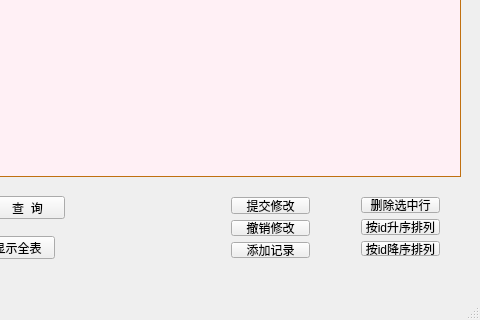
This is mainwindow.ui in TommyLee96/flight-management as Qt 5 draws it before an edit; both pictures show x 260 to 740 and y 165 to 485 of the 740 by 485 pixel window. The edited form follows.
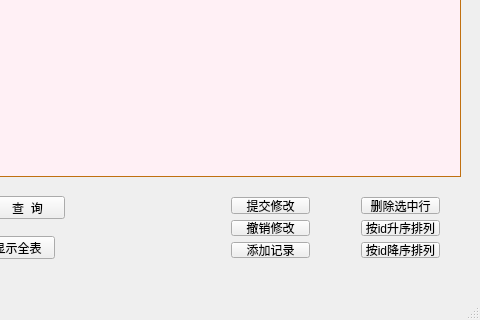
This is the edited form. The open tabs and pages were chosen to show the change.

Patch:
```diff
--- a/mainwindow.ui
+++ b/mainwindow.ui
@@ -148,7 +148,7 @@
         <x>620</x>
         <y>310</y>
         <width>101</width>
-        <height>81</height>
+        <height>83</height>
        </rect>
       </property>
       <layout class="QVBoxLayout" name="verticalLayout">
```
Left out of the diff: 16 changed lines with no effect on the pictures.
